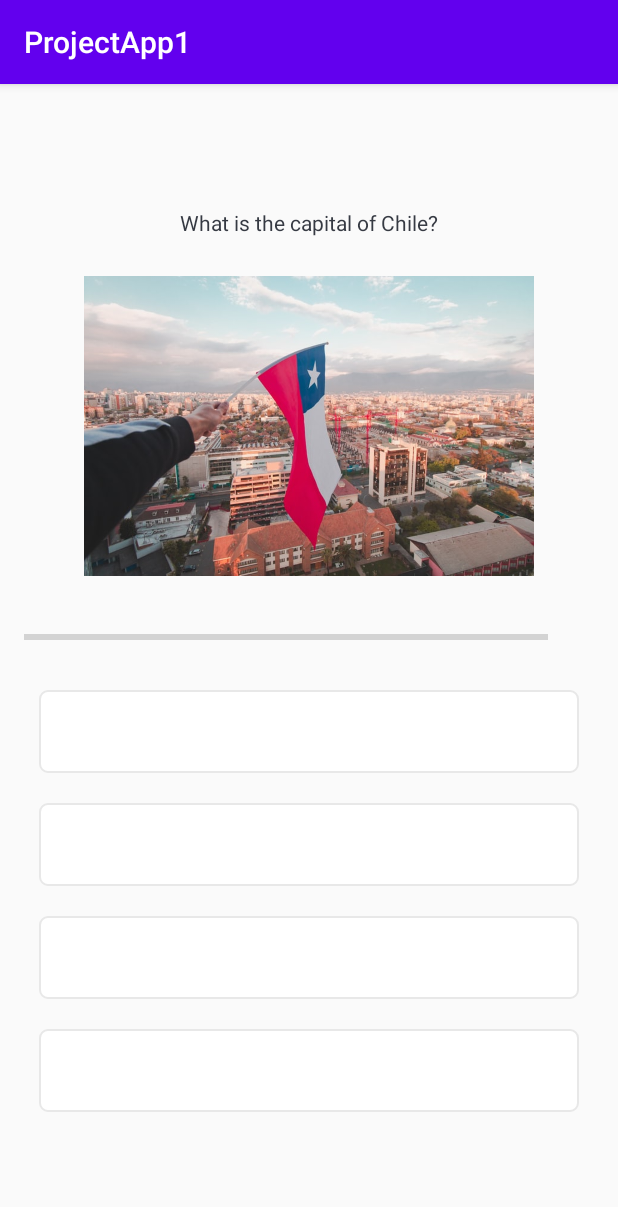
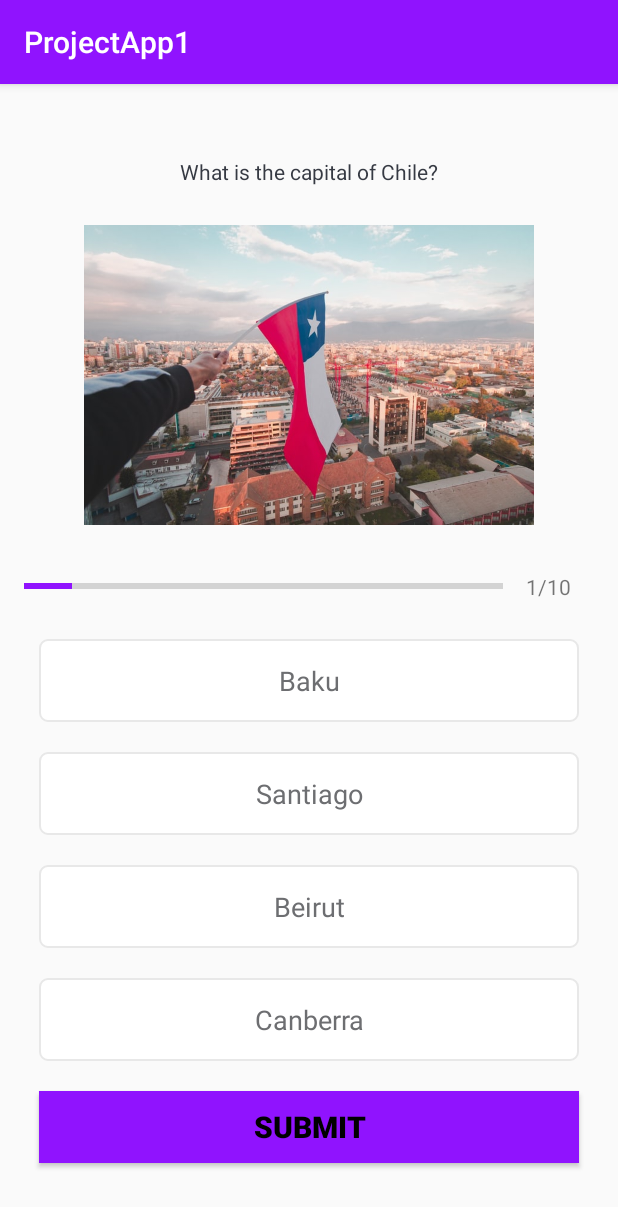
Before and after one commit to ElmirAbasov/App1, an Android app: the QuestionsActivity screen opened directly, with no data from a screen before it, on a phone screen of 412 x 824 dp. Shown: the top 1207 px of the screen. Run offline under Robolectric (Android 15) with nearby library versions, the phone set to English and light mode, and no system bars.

Commit message:
Applied usage to the model I created from the start. Object orienting.

```diff
--- a/app/src/main/java/com/example/projectapp1/Constants.kt
+++ b/app/src/main/java/com/example/projectapp1/Constants.kt
@@ -10,7 +10,7 @@ object Constants{
             "What is the capital of Chile?",
             R.drawable.r_chile,
             "Baku",
-            "Abuja",
+            "Santiago",
             "Beirut",
             "Canberra",
             1
--- a/app/src/main/java/com/example/projectapp1/QuestionsActivity.kt
+++ b/app/src/main/java/com/example/projectapp1/QuestionsActivity.kt
@@ -3,6 +3,7 @@ package com.example.projectapp1
 import androidx.appcompat.app.AppCompatActivity
 import android.os.Bundle
 import android.util.Log
+import kotlinx.android.synthetic.main.activity_questions.*
 
 class QuestionsActivity : AppCompatActivity() {
     override fun onCreate(savedInstanceState: Bundle?) {
@@ -12,6 +13,21 @@ class QuestionsActivity : AppCompatActivity() {
         val questionsList = Constants.getQuestions()
         Log.i("!!!", "${questionsList.size}")
 
+         val currentPosition = 1
+         val question: Question? = questionsList[currentPosition -1]
+
+        progressBar.progress = currentPosition
+        tv_progress.text = "$currentPosition" + "/" + progressBar.max
+
+        tv_question.text = question!!.question
+        iv_image.setImageResource(question.image)
+        tv_option_one.text = question.optionOne
+        tv_option_two.text = question.optionTwo
+        tv_option_three.text = question.optionThree
+        tv_option_four.text = question.optionFour
+
+
+
 
     }
 }
--- a/app/src/main/res/layout/activity_questions.xml
+++ b/app/src/main/res/layout/activity_questions.xml
@@ -78,7 +78,10 @@
             android:id="@+id/tv_option_two"
             android:layout_width="match_parent"
             android:layout_height="wrap_content"
-            android:layout_margin="10dp"
+            android:layout_marginStart="10dp"
+            android:layout_marginTop="10dp"
+            android:layout_marginEnd="10dp"
+            android:layout_marginBottom="10dp"
             android:background="@drawable/default_option_border_bg"
             android:gravity="center"
             android:padding="15dp"
@@ -90,7 +93,10 @@
             android:id="@+id/tv_option_three"
             android:layout_width="match_parent"
             android:layout_height="wrap_content"
-            android:layout_margin="10dp"
+            android:layout_marginStart="10dp"
+            android:layout_marginTop="10dp"
+            android:layout_marginEnd="10dp"
+            android:layout_marginBottom="10dp"
             android:background="@drawable/default_option_border_bg"
             android:gravity="center"
             android:padding="15dp"
@@ -102,7 +108,10 @@
             android:id="@+id/tv_option_four"
             android:layout_width="match_parent"
             android:layout_height="wrap_content"
-            android:layout_margin="10dp"
+            android:layout_marginStart="10dp"
+            android:layout_marginTop="10dp"
+            android:layout_marginEnd="10dp"
+            android:layout_marginBottom="10dp"
             android:background="@drawable/default_option_border_bg"
             android:gravity="center"
             android:padding="15dp"
@@ -110,6 +119,18 @@
             android:textSize="18sp"
             tools:text="Clapple" />
 
+        <Button
+            android:id="@+id/btn_submit"
+            android:layout_width="match_parent"
+            android:layout_height="wrap_content"
+            android:layout_margin="10dp"
+            android:background="@color/colorPrimary"
+            android:text="SUBMIT"
+            android:textColor="@android:color/black"
+            android:textSize="20sp"
+            android:textStyle="bold"
+            />
+
     </LinearLayout>
 
 </ScrollView>
--- a/app/src/main/res/values/colors.xml
+++ b/app/src/main/res/values/colors.xml
@@ -1,6 +1,6 @@
 <?xml version="1.0" encoding="utf-8"?>
 <resources>
-    <color name="colorPrimary">#6200EE</color>
-    <color name="colorPrimaryDark">#3700B3</color>
-    <color name="colorAccent">#03DAC5</color>
+    <color name="colorPrimary">#9013FE</color>
+    <color name="colorPrimaryDark">#6A1B9A</color>
+    <color name="colorAccent">#9013FE</color>
 </resources>
```
